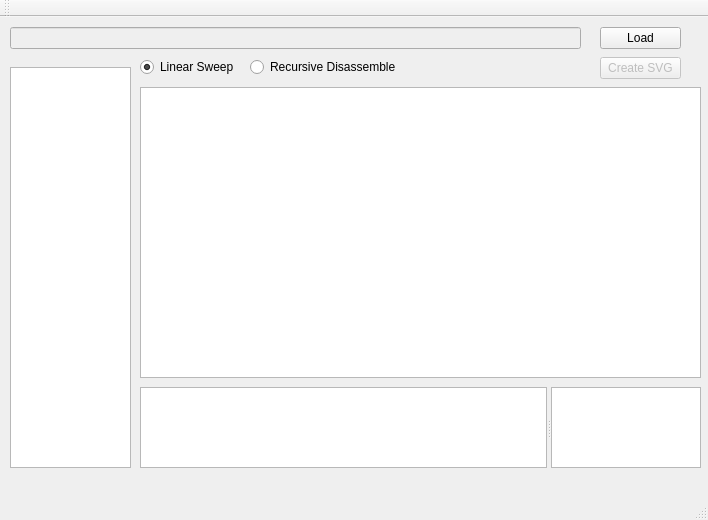
The window that mainwindow.ui (efecanicoz/HeaderParsers) describes before a commit, drawn with Qt 5.
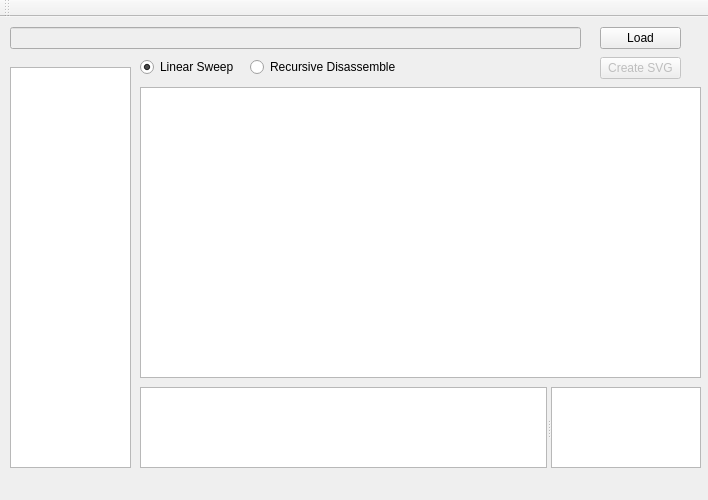
The same window after the commit.

Diff of the .ui file:
```diff
--- a/mainwindow.ui
+++ b/mainwindow.ui
@@ -7,9 +7,21 @@
     <x>0</x>
     <y>0</y>
     <width>708</width>
-    <height>520</height>
+    <height>500</height>
    </rect>
   </property>
+  <property name="minimumSize">
+   <size>
+    <width>708</width>
+    <height>500</height>
+   </size>
+  </property>
+  <property name="maximumSize">
+   <size>
+    <width>708</width>
+    <height>500</height>
+   </size>
+  </property>
   <property name="windowTitle">
    <string>I.D.E.</string>
   </property>
@@ -152,7 +164,6 @@
     <bool>false</bool>
    </attribute>
   </widget>
-  <widget class="QStatusBar" name="statusBar"/>
  </widget>
  <layoutdefault spacing="6" margin="11"/>
  <resources/>
```
Left out of the diff: 10 changed lines with no effect on the pictures.
